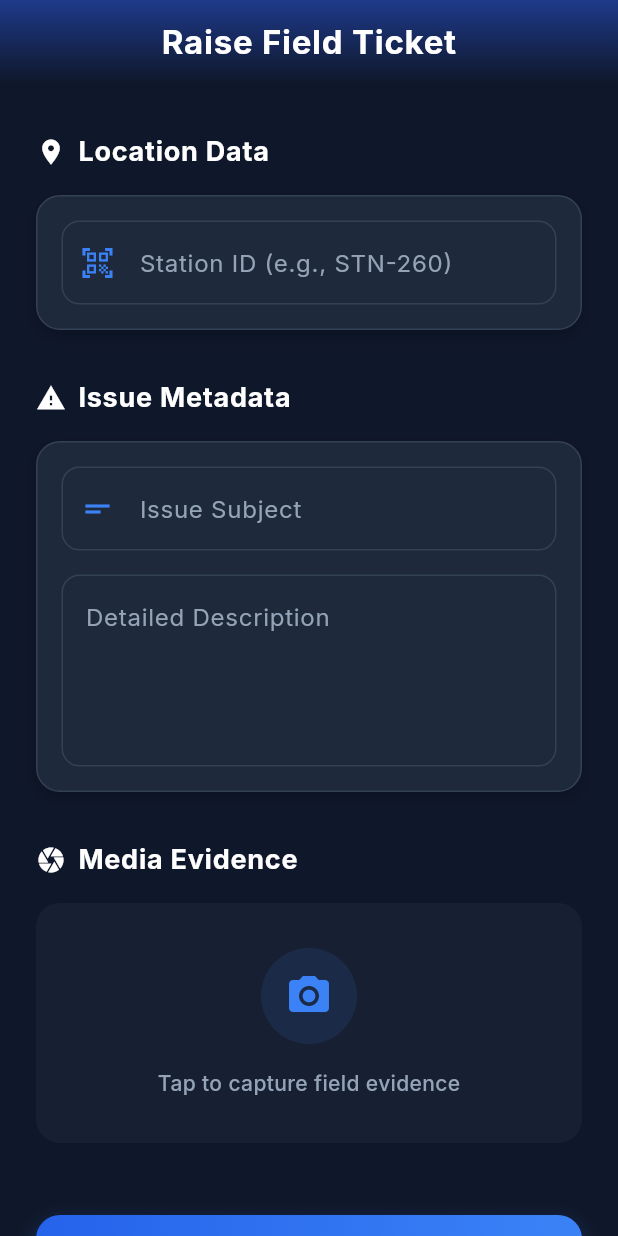
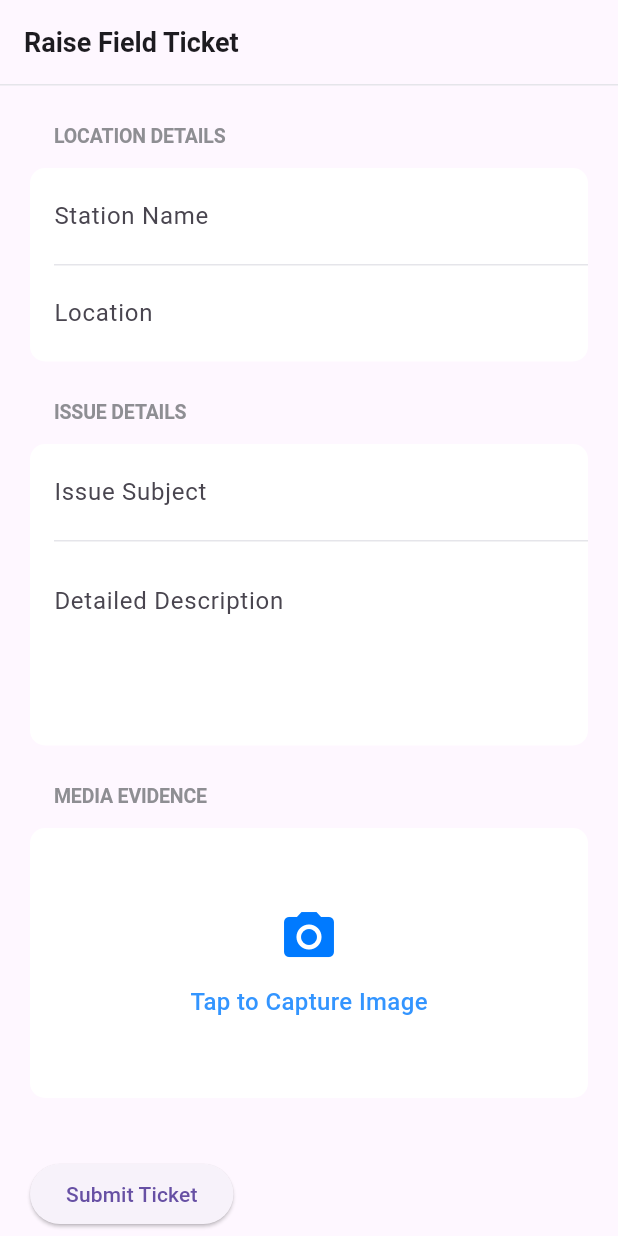
Before and after one commit to jaswanth1904/SN-Enviro-Ticket-Raising-System, a Flutter app: the TicketFormPage screen opened directly, on a phone screen of 412 x 824 dp. Run offline on Flutter 3.47's test engine with Material 3 defaults, Android fonts, the phone set to English and light mode, and no system bars; our stand-ins replace connectivity_plus, dio, equatable, flutter_bloc, flutter_image_compress, flutter_secure_storage and 5 more; accounts and stored records are empty; statements that could not run were skipped.

Commit message:
UI enhancements, Public Field Portal, and Light Theme setup

```diff
--- a/mobile/lib/features/ticket/presentation/ticket_form_page.dart
+++ b/mobile/lib/features/ticket/presentation/ticket_form_page.dart
@@ -1,4 +1,5 @@
 import 'dart:io';
+import 'package:flutter/foundation.dart' show kIsWeb;
 import 'package:flutter/material.dart';
 import 'package:flutter_bloc/flutter_bloc.dart';
 import 'package:image_picker/image_picker.dart';
@@ -14,6 +15,7 @@ class TicketFormPage extends StatefulWidget {
 class _TicketFormPageState extends State<TicketFormPage> with SingleTickerProviderStateMixin {
   final _formKey = GlobalKey<FormState>();
   final _stationIdController = TextEditingController();
+  final _locationController = TextEditingController();
   final _subjectController = TextEditingController();
   final _descriptionController = TextEditingController();
   File? _imageFile;
@@ -32,6 +34,7 @@ class _TicketFormPageState extends State<TicketFormPage> with SingleTickerProvid
   @override
   void dispose() {
     _stationIdController.dispose();
+    _locationController.dispose();
     _subjectController.dispose();
     _descriptionController.dispose();
     _dialogAnimController.dispose();
@@ -49,11 +52,12 @@ class _TicketFormPageState extends State<TicketFormPage> with SingleTickerProvid
 
   void _submit() {
     if (_formKey.currentState!.validate()) {
+      final combinedDescription = 'Location: ${_locationController.text}\n\n${_descriptionController.text}';
       context.read<TicketBloc>().add(
         SubmitTicketEvent(
           stationId: _stationIdController.text,
           subject: _subjectController.text,
-          description: _descriptionController.text,
+          description: combinedDescription,
           rawImage: _imageFile,
         ),
       );
@@ -65,12 +69,12 @@ class _TicketFormPageState extends State<TicketFormPage> with SingleTickerProvid
     showDialog(
       context: context,
       barrierDismissible: false,
-      barrierColor: Colors.black.withOpacity(0.8),
+      barrierColor: Colors.black.withOpacity(0.4),
       builder: (_) => ScaleTransition(
         scale: _scaleAnimation,
         child: AlertDialog(
-          backgroundColor: const Color(0xFF1E293B), // Slate 800
-          shape: RoundedRectangleBorder(borderRadius: BorderRadius.circular(20), side: BorderSide(color: color.withOpacity(0.5))),
+          backgroundColor: Colors.white,
+          shape: RoundedRectangleBorder(borderRadius: BorderRadius.circular(20)),
           contentPadding: const EdgeInsets.all(32),
           content: Column(
             mainAxisSize: MainAxisSize.min,
@@ -81,15 +85,15 @@ class _TicketFormPageState extends State<TicketFormPage> with SingleTickerProvid
                 child: Icon(icon, size: 48, color: color),
               ),
               const SizedBox(height: 24),
-              Text(title, style: const TextStyle(fontSize: 24, fontWeight: FontWeight.bold, color: Colors.white)),
+              Text(title, style: const TextStyle(fontSize: 22, fontWeight: FontWeight.bold, color: Colors.black)),
               const SizedBox(height: 12),
-              Text(subtitle, textAlign: TextAlign.center, style: const TextStyle(color: Color(0xFF94A3B8), fontSize: 15, height: 1.5)),
+              Text(subtitle, textAlign: TextAlign.center, style: const TextStyle(color: Color(0xFF666666), fontSize: 15, height: 1.5)),
               const SizedBox(height: 32),
               SizedBox(
                 width: double.infinity,
                 child: ElevatedButton(
                   style: ElevatedButton.styleFrom(
-                    backgroundColor: color,
+                    backgroundColor: const Color(0xFF007AFF),
                     shape: RoundedRectangleBorder(borderRadius: BorderRadius.circular(12)),
                     padding: const EdgeInsets.symmetric(vertical: 16),
                   ),
@@ -97,12 +101,13 @@ class _TicketFormPageState extends State<TicketFormPage> with SingleTickerProvid
                     Navigator.pop(context);
                     setState(() {
                       _stationIdController.clear();
+                      _locationController.clear();
                       _subjectController.clear();
                       _descriptionController.clear();
                       _imageFile = null;
                     });
                   },
-                  child: const Text('CONTINUE', style: TextStyle(fontWeight: FontWeight.bold, letterSpacing: 1)),
+                  child: const Text('Continue', style: TextStyle(fontWeight: FontWeight.w600, fontSize: 16)),
                 ),
               )
             ],
@@ -115,152 +120,140 @@ class _TicketFormPageState extends State<TicketFormPage> with SingleTickerProvid
   @override
   Widget build(BuildContext context) {
     return Scaffold(
-      backgroundColor: const Color(0xFF0F172A), // Slate 900
       appBar: AppBar(
-        flexibleSpace: Container(
-          decoration: const BoxDecoration(
-            gradient: LinearGradient(
-              colors: [Color(0xFF1E3A8A), Color(0xFF0F172A)],
-              begin: Alignment.topCenter,
-              end: Alignment.bottomCenter,
-            ),
-          ),
+        title: const Text('Raise Field Ticket', style: TextStyle(fontWeight: FontWeight.w600, fontSize: 18)),
+        bottom: PreferredSize(
+          preferredSize: const Size.fromHeight(1.0),
+          child: Container(color: const Color(0xFFE5E5EA), height: 1.0),
         ),
-        title: const Text('Raise Field Ticket', style: TextStyle(fontWeight: FontWeight.bold, letterSpacing: 0.5)),
-        elevation: 0,
-        backgroundColor: Colors.transparent,
       ),
       body: BlocConsumer<TicketBloc, TicketState>(
         listener: (context, state) {
           if (state is TicketSuccess) {
-            _showAnimatedDialog('Ticket Sent', 'Admin has been notified. Resolution target: 24-48 business hours.', Icons.check_circle_outline, const Color(0xFF10B981));
+            _showAnimatedDialog('Ticket Sent', 'Admin has been notified. Resolution target: 24-48 business hours.', Icons.check_circle, const Color(0xFF34C759));
           } else if (state is TicketOfflineSaved) {
-            _showAnimatedDialog('Saved Offline', 'No network detected. Ticket stored as draft and will upload automatically.', Icons.cloud_off, const Color(0xFFF59E0B));
+            _showAnimatedDialog('Saved Offline', 'No network detected. Ticket stored as draft and will upload automatically.', Icons.cloud_off, const Color(0xFFFF9500));
           } else if (state is TicketError) {
-            ScaffoldMessenger.of(context).showSnackBar(SnackBar(content: Text(state.message), backgroundColor: Colors.redAccent, behavior: SnackBarBehavior.floating));
+            ScaffoldMessenger.of(context).showSnackBar(SnackBar(content: Text(state.message), backgroundColor: const Color(0xFFFF3B30), behavior: SnackBarBehavior.floating));
           }
         },
         builder: (context, state) {
           return SingleChildScrollView(
             physics: const BouncingScrollPhysics(),
             child: Padding(
-              padding: const EdgeInsets.symmetric(horizontal: 24.0, vertical: 32.0),
+              padding: const EdgeInsets.symmetric(horizontal: 20.0, vertical: 24.0),
               child: Form(
                 key: _formKey,
                 child: Column(
                   crossAxisAlignment: CrossAxisAlignment.start,
                   children: [
-                    // Station Details Section
-                    _buildSectionTitle('Location Data', Icons.location_on),
-                    const SizedBox(height: 16),
-                    _buildGlassCard(
-                      child: TextFormField(
-                        controller: _stationIdController,
-                        style: const TextStyle(color: Colors.white),
-                        decoration: const InputDecoration(labelText: 'Station ID (e.g., STN-260)', prefixIcon: Icon(Icons.qr_code_scanner, color: Color(0xFF3B82F6))),
-                        validator: (v) => v!.isEmpty ? 'Required' : null,
-                      ),
+                    _buildSectionTitle('LOCATION DETAILS'),
+                    const SizedBox(height: 8),
+                    _buildFormCard(
+                      children: [
+                        TextFormField(
+                          controller: _stationIdController,
+                          decoration: const InputDecoration(
+                            labelText: 'Station Name',
+                            border: InputBorder.none,
+                            enabledBorder: InputBorder.none,
+                            focusedBorder: InputBorder.none,
+                            fillColor: Colors.transparent,
+                            contentPadding: EdgeInsets.symmetric(horizontal: 16, vertical: 12),
+                          ),
+                          validator: (v) => v!.isEmpty ? 'Required' : null,
+                        ),
+                        const Divider(height: 1, color: Color(0xFFE5E5EA), indent: 16),
+                        TextFormField(
+                          controller: _locationController,
+                          decoration: const InputDecoration(
+                            labelText: 'Location',
+                            border: InputBorder.none,
+                            enabledBorder: InputBorder.none,
+                            focusedBorder: InputBorder.none,
+                            fillColor: Colors.transparent,
+                            contentPadding: EdgeInsets.symmetric(horizontal: 16, vertical: 12),
+                          ),
+                          validator: (v) => v!.isEmpty ? 'Required' : null,
+                        ),
+                      ],
                     ),
-                    const SizedBox(height: 32),
+                    const SizedBox(height: 24),
 
-                    // Metadata Section
-                    _buildSectionTitle('Issue Metadata', Icons.report_problem),
-                    const SizedBox(height: 16),
-                    _buildGlassCard(
-                      child: Column(
-                        children: [
-                          TextFormField(
-                            controller: _subjectController,
-                            style: const TextStyle(color: Colors.white),
-                            decoration: const InputDecoration(labelText: 'Issue Subject', prefixIcon: Icon(Icons.short_text, color: Color(0xFF3B82F6))),
-                            validator: (v) => v!.isEmpty ? 'Required' : null,
+                    _buildSectionTitle('ISSUE DETAILS'),
+                    const SizedBox(height: 8),
+                    _buildFormCard(
+                      children: [
+                        TextFormField(
+                          controller: _subjectController,
+                          decoration: const InputDecoration(
+                            labelText: 'Issue Subject',
+                            border: InputBorder.none,
+                            enabledBorder: InputBorder.none,
+                            focusedBorder: InputBorder.none,
+                            fillColor: Colors.transparent,
+                            contentPadding: EdgeInsets.symmetric(horizontal: 16, vertical: 12),
                           ),
-                          const SizedBox(height: 16),
-                          TextFormField(
-                            controller: _descriptionController,
-                            style: const TextStyle(color: Colors.white),
-                            maxLines: 4,
-                            decoration: const InputDecoration(labelText: 'Detailed Description', alignLabelWithHint: true),
-                            validator: (v) => v!.isEmpty ? 'Required' : null,
+                          validator: (v) => v!.isEmpty ? 'Required' : null,
+                        ),
+                        const Divider(height: 1, color: Color(0xFFE5E5EA), indent: 16),
+                        TextFormField(
+                          controller: _descriptionController,
+                          maxLines: 4,
+                          decoration: const InputDecoration(
+                            labelText: 'Detailed Description',
+                            alignLabelWithHint: true,
+                            border: InputBorder.none,
+                            enabledBorder: InputBorder.none,
+                            focusedBorder: InputBorder.none,
+                            fillColor: Colors.transparent,
+                            contentPadding: EdgeInsets.symmetric(horizontal: 16, vertical: 12),
                           ),
-                        ],
-                      ),
+                          validator: (v) => v!.isEmpty ? 'Required' : null,
+                        ),
+                      ],
                     ),
-                    const SizedBox(height: 32),
+                    const SizedBox(height: 24),
 
-                    // Media Section
-                    _buildSectionTitle('Media Evidence', Icons.camera),
-                    const SizedBox(height: 16),
+                    _buildSectionTitle('MEDIA EVIDENCE'),
+                    const SizedBox(height: 8),
                     InkWell(
                       onTap: _takePicture,
-                      borderRadius: BorderRadius.circular(16),
+                      borderRadius: BorderRadius.circular(10),
                       child: Container(
-                        height: 160,
+                        height: 180,
                         width: double.infinity,
                         decoration: BoxDecoration(
-                          color: const Color(0xFF1E293B).withOpacity(0.5),
-                          borderRadius: BorderRadius.circular(16),
+                          color: Colors.white,
+                          borderRadius: BorderRadius.circular(10),
                         ),
                         child: _imageFile != null
-                            ? Stack(
-                                fit: StackFit.expand,
-                                children: [
-                                  ClipRRect(borderRadius: BorderRadius.circular(16), child: Image.file(_imageFile!, fit: BoxFit.cover)),
-                                  Container(
-                                    decoration: BoxDecoration(
-                                      borderRadius: BorderRadius.circular(16),
-                                      gradient: LinearGradient(begin: Alignment.bottomCenter, end: Alignment.center, colors: [Colors.black.withOpacity(0.7), Colors.transparent]),
-                                    ),
-                                  ),
-                                  const Positioned(bottom: 12, right: 12, child: Icon(Icons.refresh, color: Colors.white, size: 28)),
-                                ],
+                            ? ClipRRect(
+                                borderRadius: BorderRadius.circular(10),
+                                child: kIsWeb
+                                  ? Image.network(_imageFile!.path, fit: BoxFit.cover)
+                                  : Image.file(_imageFile!, fit: BoxFit.cover),
                               )
                             : Column(
                                 mainAxisAlignment: MainAxisAlignment.center,
                                 children: [
-                                  Container(
-                                    padding: const EdgeInsets.all(16),
-                                    decoration: BoxDecoration(color: const Color(0xFF3B82F6).withOpacity(0.1), shape: BoxShape.circle),
-                                    child: const Icon(Icons.camera_alt, size: 32, color: Color(0xFF3B82F6)),
-                                  ),
-                                  const SizedBox(height: 16),
-                                  const Text('Tap to capture field evidence', style: TextStyle(color: Color(0xFF94A3B8), fontWeight: FontWeight.w500)),
+                                  const Icon(Icons.camera_alt, size: 40, color: Color(0xFF007AFF)),
+                                  const SizedBox(height: 12),
+                                  Text('Tap to Capture Image', style: TextStyle(color: const Color(0xFF007AFF).withOpacity(0.8), fontWeight: FontWeight.w500, fontSize: 16)),
                                 ],
                               ),
                       ),
                     ),
-                    const SizedBox(height: 48),
+                    const SizedBox(height: 40),
 
-                    // Submit Button
                     if (state is TicketLoading)
-                      const Center(child: CircularProgressIndicator())
+                      const Center(child: CircularProgressIndicator(color: Color(0xFF007AFF)))
                     else
-                      Container(
-                        decoration: BoxDecoration(
-                          borderRadius: BorderRadius.circular(16),
-                          boxShadow: [
-                            BoxShadow(color: const Color(0xFF3B82F6).withOpacity(0.3), blurRadius: 12, offset: const Offset(0, 6)),
-                          ],
-                          gradient: const LinearGradient(colors: [Color(0xFF2563EB), Color(0xFF3B82F6)]),
-                        ),
-                        child: ElevatedButton(
-                          style: ElevatedButton.styleFrom(
-                            backgroundColor: Colors.transparent,
-                            shadowColor: Colors.transparent,
-                            padding: const EdgeInsets.symmetric(vertical: 20),
-                            shape: RoundedRectangleBorder(borderRadius: BorderRadius.circular(16)),
-                          ),
-                          onPressed: _submit,
-                          child: Row(
-                            mainAxisAlignment: MainAxisAlignment.center,
-                            children: const [
-                              Icon(Icons.cloud_upload, size: 20),
-                              SizedBox(width: 8),
-                              Text('SUBMIT TICKET', style: TextStyle(fontSize: 16, fontWeight: FontWeight.bold, letterSpacing: 1.5)),
-                            ],
-                          ),
-                        ),
+                      ElevatedButton(
+                        onPressed: _submit,
+                        child: const Text('Submit Ticket'),
                       ),
+                    const SizedBox(height: 24),
                   ],
                 ),
               ),
@@ -271,28 +264,30 @@ class _TicketFormPageState extends State<TicketFormPage> with SingleTickerProvid
     );
   }
 
-  Widget _buildSectionTitle(String title, IconData icon) {
-    return Row(
-      children: [
-        Icon(icon, color: Colors.white, size: 20),
-        const SizedBox(width: 8),
-        Text(title, style: const TextStyle(color: Colors.white, fontSize: 18, fontWeight: FontWeight.bold, letterSpacing: 0.5)),
-      ],
+  Widget _buildSectionTitle(String title) {
+    return Padding(
+      padding: const EdgeInsets.only(left: 16.0, bottom: 4.0),
+      child: Text(
+        title,
+        style: const TextStyle(
+          color: Color(0xFF8E8E93),
+          fontSize: 13,
+          fontWeight: FontWeight.w600,
+          letterSpacing: -0.1,
+        ),
+      ),
     );
   }
 
-  Widget _buildGlassCard({required Widget child}) {
+  Widget _buildFormCard({required List<Widget> children}) {
     return Container(
       decoration: BoxDecoration(
-        color: const Color(0xFF1E293B), // Solid slate
-        borderRadius: BorderRadius.circular(16),
-        border: Border.all(color: const Color(0xFF334155), width: 1),
-        boxShadow: [
-          BoxShadow(color: Colors.black.withOpacity(0.2), blurRadius: 8, offset: const Offset(0, 4)),
-        ],
+        color: Colors.white,
+        borderRadius: BorderRadius.circular(10),
       ),
-      padding: const EdgeInsets.all(16),
-      child: child,
+      child: Column(
+        children: children,
+      ),
     );
   }
 }
--- a/mobile/lib/main.dart
+++ b/mobile/lib/main.dart
@@ -71,7 +71,7 @@ class MyApp extends StatelessWidget {
       ],
       child: MaterialApp(
         title: 'SN Enviro Mobile',
-        theme: AppTheme.darkTheme,
+        theme: AppTheme.lightTheme,
         debugShowCheckedModeBanner: false,
         home: BlocBuilder<AuthBloc, AuthState>(
           builder: (context, state) {
```
Also changed, not shown: mobile/lib/core/theme/app_theme.dart (+58 -0 lines), 15 other files.
